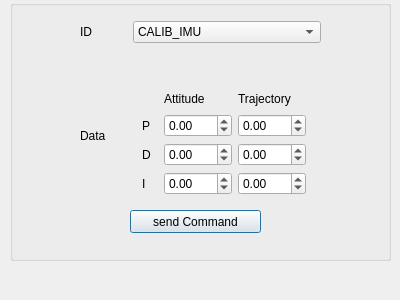
Eruvae/floatsat5, file ARVID_GS/tcwindow.ui: the form before one commit.
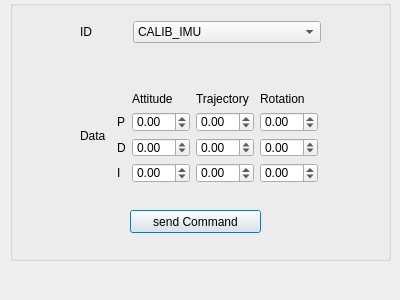
The form after the commit. The open tabs and pages were chosen to show the change. Icons and pictures are not drawn.

Commit message: Added rotation speed control

What changed in the file:
```diff
--- a/ARVID_GS/tcwindow.ui
+++ b/ARVID_GS/tcwindow.ui
@@ -410,13 +410,13 @@
         </widget>
        </widget>
        <widget class="QWidget" name="page_6">
-        <widget class="QWidget" name="layoutWidget">
+        <widget class="QWidget" name="">
          <property name="geometry">
           <rect>
-           <x>30</x>
-           <y>20</y>
-           <width>164</width>
-           <height>105</height>
+           <x>5</x>
+           <y>22</y>
+           <width>201</width>
+           <height>91</height>
           </rect>
          </property>
          <layout class="QGridLayout" name="gridLayout">
@@ -434,6 +434,13 @@
             </property>
            </widget>
           </item>
+          <item row="0" column="3">
+           <widget class="QLabel" name="label_8">
+            <property name="text">
+             <string>Rotation</string>
+            </property>
+           </widget>
+          </item>
           <item row="1" column="0">
            <widget class="QLabel" name="label_4">
             <property name="text">
@@ -461,6 +468,16 @@
             </property>
            </widget>
           </item>
+          <item row="1" column="3">
+           <widget class="QDoubleSpinBox" name="rotP">
+            <property name="minimum">
+             <double>-100.000000000000000</double>
+            </property>
+            <property name="maximum">
+             <double>100.000000000000000</double>
+            </property>
+           </widget>
+          </item>
           <item row="2" column="0">
            <widget class="QLabel" name="label_5">
             <property name="text">
@@ -488,6 +505,16 @@
             </property>
            </widget>
           </item>
+          <item row="2" column="3">
+           <widget class="QDoubleSpinBox" name="rotD">
+            <property name="minimum">
+             <double>-100.000000000000000</double>
+            </property>
+            <property name="maximum">
+             <double>100.000000000000000</double>
+            </property>
+           </widget>
+          </item>
           <item row="3" column="0">
            <widget class="QLabel" name="label_6">
             <property name="text">
@@ -506,7 +533,17 @@
            </widget>
           </item>
           <item row="3" column="2">
-           <widget class="QDoubleSpinBox" name="traI">
+           <widget class="QDoubleSpinBox" name="trajI">
+            <property name="minimum">
+             <double>-100.000000000000000</double>
+            </property>
+            <property name="maximum">
+             <double>100.000000000000000</double>
+            </property>
+           </widget>
+          </item>
+          <item row="3" column="3">
+           <widget class="QDoubleSpinBox" name="rotI">
             <property name="minimum">
              <double>-100.000000000000000</double>
             </property>
```
Left out of the diff: 2 changed lines with no effect on the pictures. The commit also changes 7 other files.
